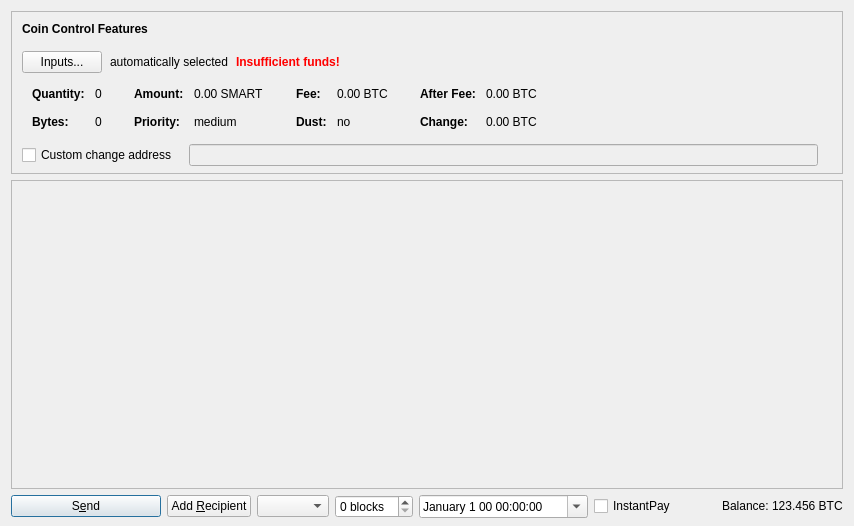
The window that src/qt/forms/sendcoinsdialog.ui (SmartCash/Core-Smart) describes before a commit, drawn with Qt 5.
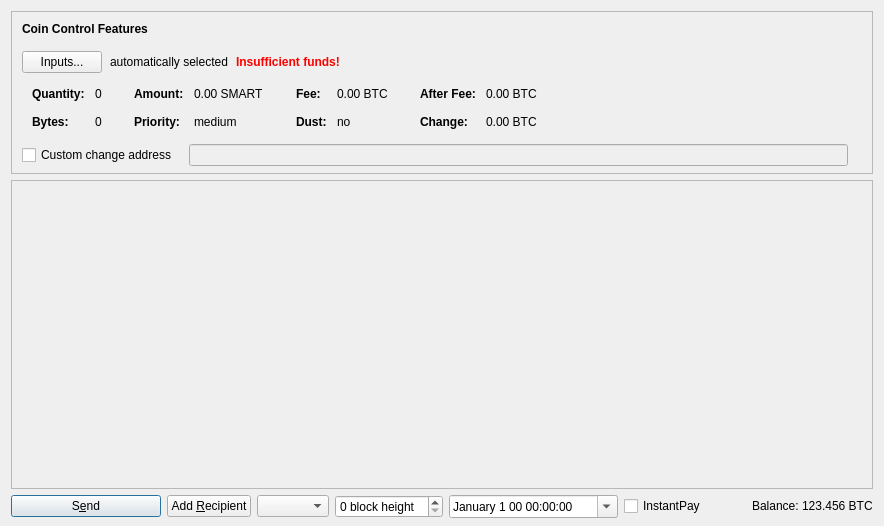
The same window after the commit. Icons and pictures are not drawn. Custom widgets are drawn as their Qt base class.

Commit message: Add creation of time-locked receive addresses from UI

Patch:
```diff
--- a/src/qt/forms/sendcoinsdialog.ui
+++ b/src/qt/forms/sendcoinsdialog.ui
@@ -718,7 +718,7 @@
      <item>
       <widget class="QSpinBox" name="timeLockCustomBlocks">
        <property name="suffix">
-        <string> blocks</string>
+        <string> block height</string>
        </property>
       </widget>
      </item>
```
The commit also changes 6 other files.
